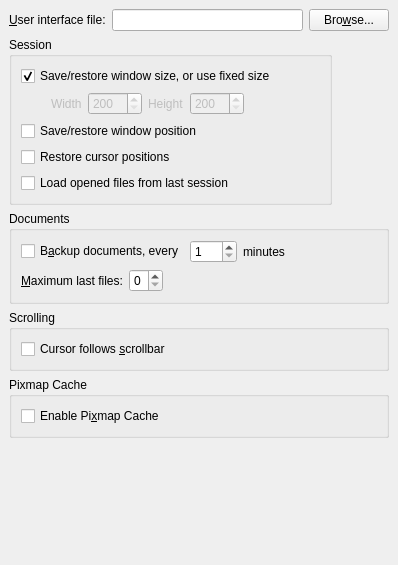
Before: the Qt Designer form src/frontends/qt4/ui/PrefUi.ui in cburschka/lyx, drawn with Qt 5.
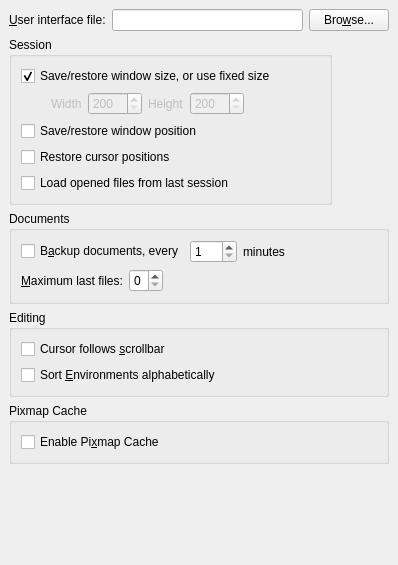
After: the same form once the commit is applied.

Commit message: Fix bug 2739: Option for alphabetical sorting of environments in the toolbar

```diff
--- a/src/frontends/qt4/ui/PrefUi.ui
+++ b/src/frontends/qt4/ui/PrefUi.ui
@@ -315,7 +315,7 @@
    <item row="3" column="0" colspan="3" >
     <widget class="QGroupBox" name="scrollGB" >
      <property name="title" >
-      <string>Scrolling</string>
+      <string>Editing</string>
      </property>
      <property name="alignment" >
       <set>Qt::AlignLeading|Qt::AlignLeft|Qt::AlignTop</set>
@@ -337,6 +337,13 @@
         </property>
        </widget>
       </item>
+      <item row="1" column="0" >
+       <widget class="QCheckBox" name="sortEnvironmentsCB" >
+        <property name="text" >
+         <string>Sort &amp;Environments alphabetically</string>
+        </property>
+       </widget>
+      </item>
      </layout>
     </widget>
    </item>
```
The commit also changes 13 other files.
